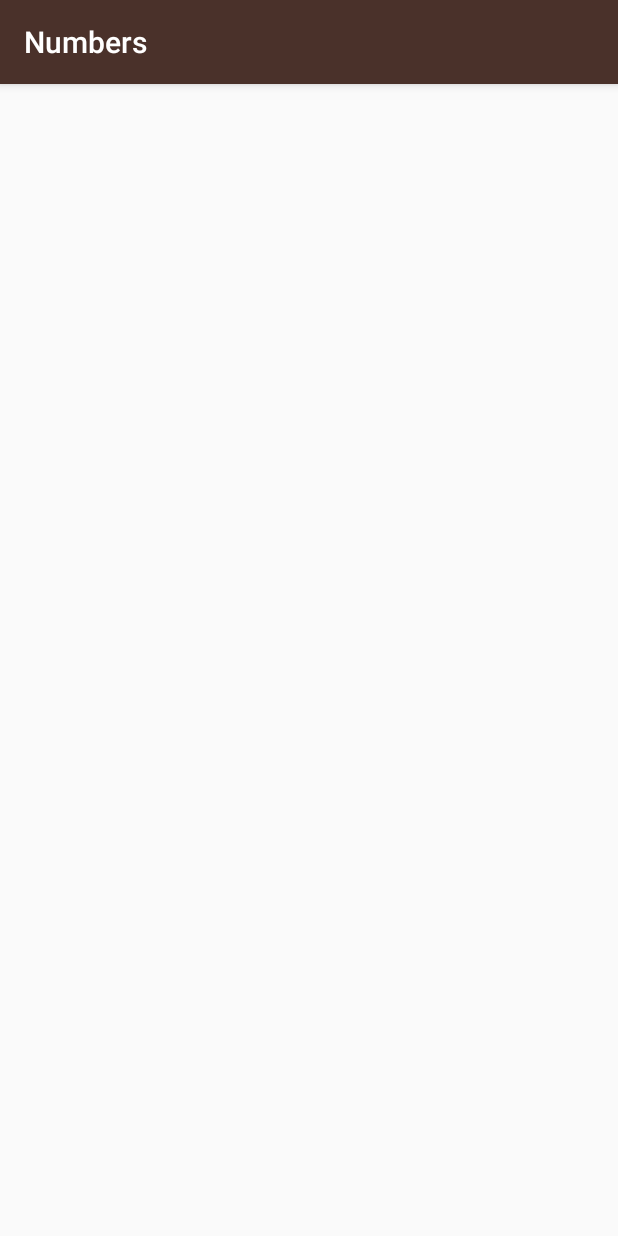
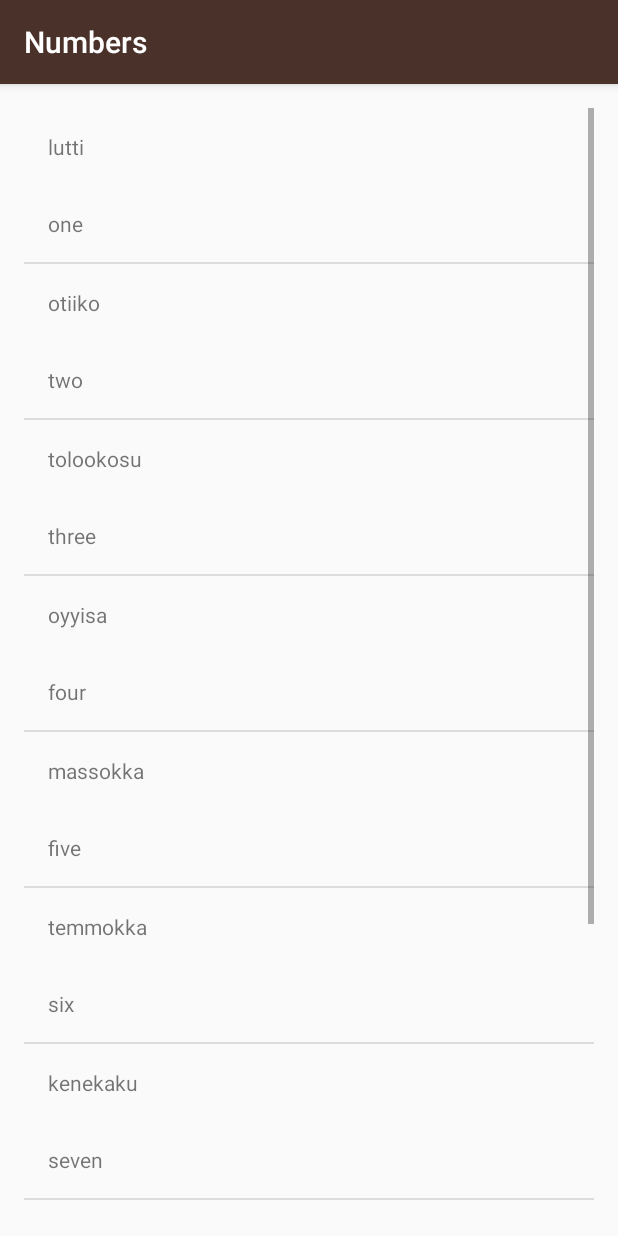
Before and after one commit to GlaDdos/MiwokLanguage, an Android app: the screen it shows after launch (NumbersActivity), after a tap on "Numbers", on a phone screen of 412 x 824 dp. Run offline under Robolectric (Android 15) with nearby library versions, the light colour scheme and no system bars.

Commit message:
Custom adapter for word ArrayLists in Numbers activity

```diff
--- a/app/src/main/java/com/example/kamil/miwoklanguage/MainActivity.java
+++ b/app/src/main/java/com/example/kamil/miwoklanguage/MainActivity.java
@@ -61,9 +61,4 @@ public class MainActivity extends AppCompatActivity {
         });
     }
 
-    public void openNumbersActivity(View view) {
-
-        Intent intent = new Intent(this, NumbersActivity.class);
-        startActivity(intent);
-    }
 }
--- a/app/src/main/java/com/example/kamil/miwoklanguage/NumbersActivity.java
+++ b/app/src/main/java/com/example/kamil/miwoklanguage/NumbersActivity.java
@@ -2,12 +2,37 @@ package com.example.kamil.miwoklanguage;
 
 import android.support.v7.app.AppCompatActivity;
 import android.os.Bundle;
+import android.widget.ListView;
+
+import java.util.ArrayList;
 
 public class NumbersActivity extends AppCompatActivity {
+
+    ArrayList<Word> words;
 
     @Override
     protected void onCreate(Bundle savedInstanceState) {
         super.onCreate(savedInstanceState);
-        setContentView(R.layout.activity_numbers);
+        setContentView(R.layout.word_list);
+
+        words = new ArrayList<Word>();
+
+        words.add(new Word("one", "lutti"));
+        words.add(new Word("two", "otiiko"));
+        words.add(new Word("three", "tolookosu"));
+        words.add(new Word("four", "oyyisa"));
+        words.add(new Word("five", "massokka"));
+        words.add(new Word("six", "temmokka"));
+        words.add(new Word("seven", "kenekaku"));
+        words.add(new Word("eight", "kawinta"));
+        words.add(new Word("nine", "wo'e"));
+        words.add(new Word("ten", "na'aacha"));
+
+        WordAdapter wordAdapter = new WordAdapter(this, words);
+
+        ListView listViewNumbers = (ListView) findViewById(R.id.numberList);
+        listViewNumbers.setAdapter(wordAdapter);
+
+
     }
 }
--- /dev/null
+++ b/app/src/main/java/com/example/kamil/miwoklanguage/Word.java
@@ -0,0 +1,20 @@
+package com.example.kamil.miwoklanguage;
+
+public class Word {
+
+    private String defaultTranslation;
+    private String miwokTranslation;
+
+    public Word(String defaultTranslation, String miwokTranslation) {
+        this.defaultTranslation = defaultTranslation;
+        this.miwokTranslation = miwokTranslation;
+    }
+
+    public String getDefaultTranslation() {
+        return defaultTranslation;
+    }
+
+    public String getMiwokTranslation() {
+        return miwokTranslation;
+    }
+}
--- /dev/null
+++ b/app/src/main/java/com/example/kamil/miwoklanguage/WordAdapter.java
@@ -0,0 +1,42 @@
+package com.example.kamil.miwoklanguage;
+
+import android.app.Activity;
+import android.support.annotation.NonNull;
+import android.support.annotation.Nullable;
+import android.view.LayoutInflater;
+import android.view.View;
+import android.view.ViewGroup;
+import android.widget.ArrayAdapter;
+import android.widget.TextView;
+
+import java.util.ArrayList;
+
+
+public class WordAdapter extends ArrayAdapter<Word> {
+    private static final String LOG_TAG = WordAdapter.class.getSimpleName();
+
+
+    public WordAdapter(Activity context, ArrayList<Word> word) {
+        super(context,0, word);
+    }
+
+    @NonNull
+    @Override
+    public View getView(int position, @Nullable View convertView, @NonNull ViewGroup parent) {
+
+        View listItemView = convertView;
+        if(listItemView == null) {
+            listItemView = LayoutInflater.from(getContext()).inflate(R.layout.list_item, parent, false);
+        }
+
+        Word currentWord = getItem(position);
+
+        TextView primaryItem = (TextView) listItemView.findViewById(R.id.textViewPrimary);
+        TextView secondaryItem = (TextView) listItemView.findViewById(R.id.textViewSecondary);
+
+        primaryItem.setText(currentWord.getMiwokTranslation());
+        secondaryItem.setText(currentWord.getDefaultTranslation());
+
+        return listItemView;
+    }
+}
--- a/app/src/main/res/layout/activity_numbers.xml
+++ /dev/null
@@ -1,9 +0,0 @@
-<?xml version="1.0" encoding="utf-8"?>
-<android.support.constraint.ConstraintLayout xmlns:android="http://schemas.android.com/apk/res/android"
-    xmlns:app="http://schemas.android.com/apk/res-auto"
-    xmlns:tools="http://schemas.android.com/tools"
-    android:layout_width="match_parent"
-    android:layout_height="match_parent"
-    tools:context=".NumbersActivity">
-
-</android.support.constraint.ConstraintLayout>
--- /dev/null
+++ b/app/src/main/res/layout/list_item.xml
@@ -0,0 +1,20 @@
+<?xml version="1.0" encoding="utf-8"?>
+<LinearLayout
+    xmlns:android="http://schemas.android.com/apk/res/android"
+    android:orientation="vertical"
+    android:layout_width="match_parent"
+    android:layout_height="wrap_content">
+
+    <TextView
+        android:layout_width="match_parent"
+        android:layout_height="wrap_content"
+        android:id="@+id/textViewPrimary"
+        android:padding ="16dp" />
+
+    <TextView
+        android:layout_width="match_parent"
+        android:layout_height="wrap_content"
+        android:id="@+id/textViewSecondary"
+        android:padding ="16dp" />
+
+</LinearLayout>
--- /dev/null
+++ b/app/src/main/res/layout/word_list.xml
@@ -0,0 +1,15 @@
+<?xml version="1.0" encoding="utf-8"?>
+<ListView xmlns:android="http://schemas.android.com/apk/res/android"
+    xmlns:app="http://schemas.android.com/apk/res-auto"
+    xmlns:tools="http://schemas.android.com/tools"
+    android:id="@+id/numberList"
+    android:layout_width="match_parent"
+    android:layout_height="match_parent"
+    android:orientation="vertical"
+    android:paddingBottom="@dimen/Activity_vertical_margin"
+    android:paddingLeft="@dimen/activity_horizontal_margin"
+    android:paddingRight="@dimen/activity_horizontal_margin"
+    android:paddingTop="@dimen/Activity_vertical_margin"
+    tools:context=".NumbersActivity">
+
+</ListView>
```
